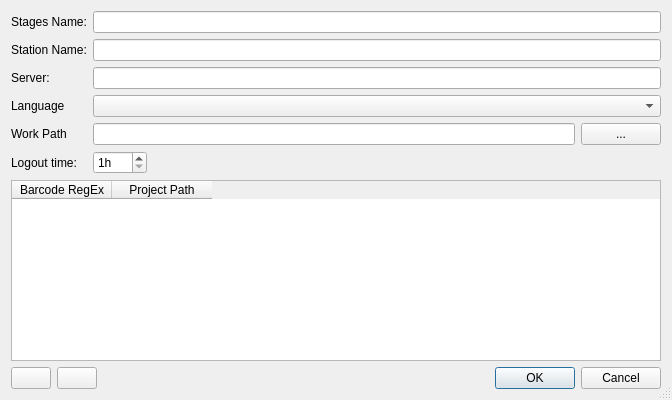
Before: the Qt Designer form Src/TreeATE/syscfgdlg.ui in WilliamYinwei/TreeATE, drawn with Qt 5.
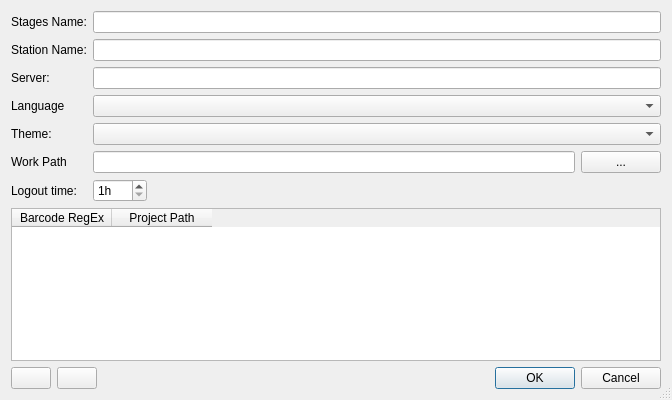
After: the same form once the commit is applied.

What changed in the file:
```diff
--- a/Src/TreeATE/syscfgdlg.ui
+++ b/Src/TreeATE/syscfgdlg.ui
@@ -21,8 +21,8 @@
   </property>
   <property name="minimumSize">
    <size>
-    <width>672</width>
-    <height>400</height>
+    <width>600</width>
+    <height>360</height>
    </size>
   </property>
   <property name="baseSize">
@@ -60,6 +60,16 @@
        </property>
       </widget>
      </item>
+     <item row="4" column="0">
+      <widget class="QLabel" name="label_theme">
+       <property name="text">
+        <string>Theme:</string>
+       </property>
+      </widget>
+     </item>
+     <item row="4" column="2">
+      <widget class="QComboBox" name="comboBox_theme"/>
+     </item>
      <item row="0" column="2">
       <widget class="QLineEdit" name="lineEdit_Line"/>
      </item>
```
Left out of the diff: 6 changed lines with no effect on the pictures.
